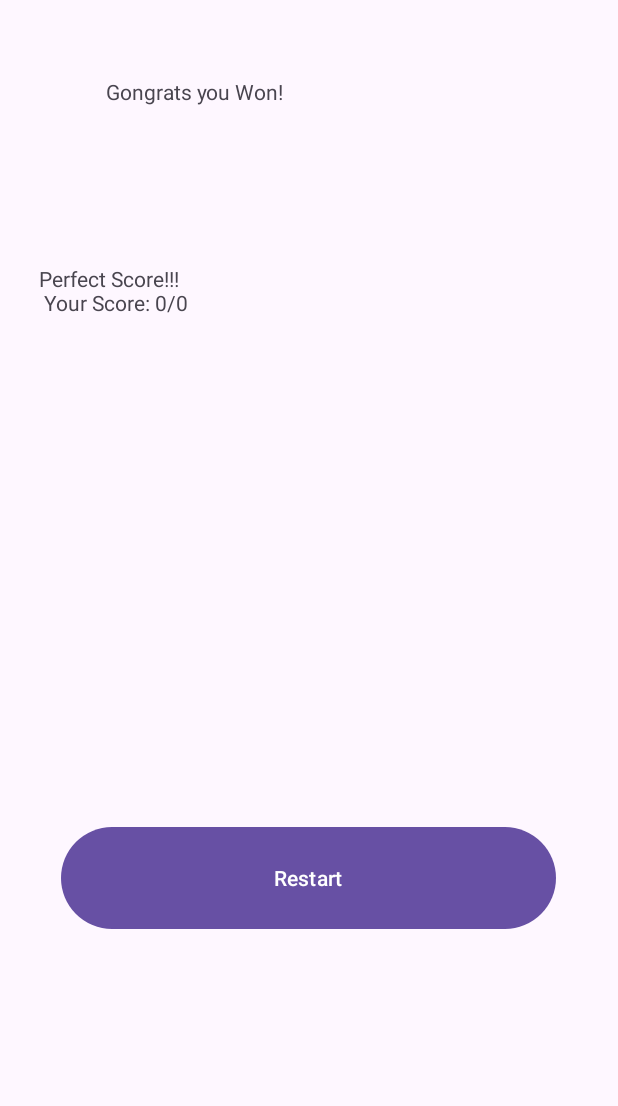
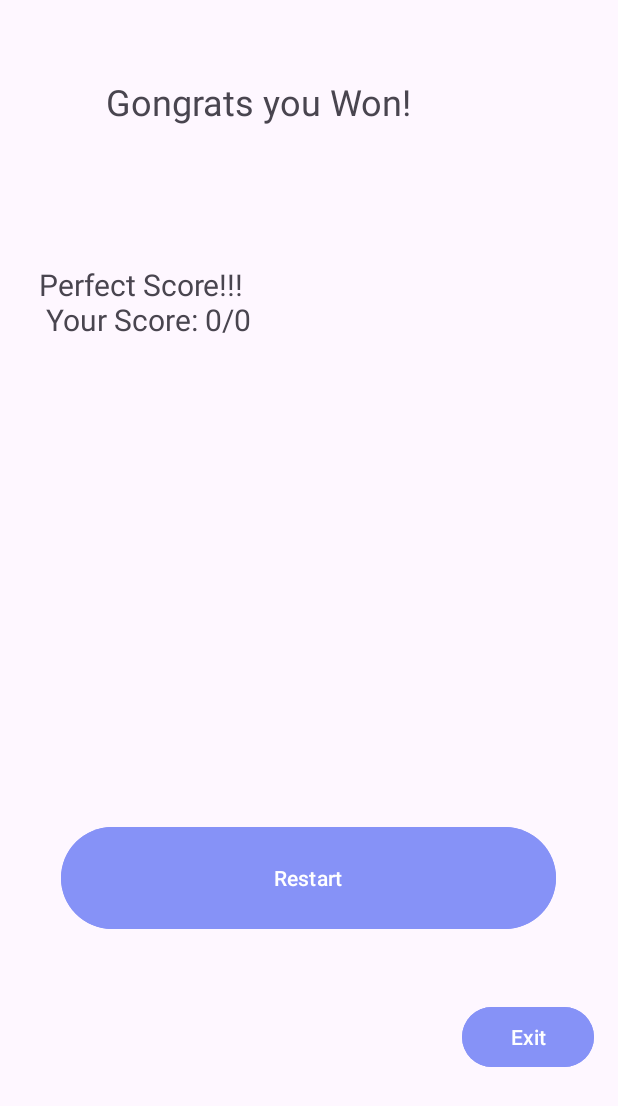
Before and after one commit to HusseinAb22/Trivia-Game, an Android app: the Result screen opened directly, with no data from a screen before it, on a phone screen of 412 x 824 dp. Shown: the top 1106 px of the screen. Run offline under Robolectric (Android 15) with nearby library versions, the phone set to English and light mode, and no system bars; 1 statement that could not run was skipped.

Commit message:
Third Commit

```diff
--- a/app/src/main/java/com/example/trivia_game/DatabaseHelper.java
+++ b/app/src/main/java/com/example/trivia_game/DatabaseHelper.java
@@ -85,7 +85,7 @@ public class DatabaseHelper extends SQLiteOpenHelper {
 
         String currentDate = dayOfMonth + "-" + month + "-" +year;
 
-        int hour = calendar.get(Calendar.HOUR_OF_DAY)+2; // 24-hour format
+        int hour = calendar.get(Calendar.HOUR_OF_DAY); // 24-hour format
         int minute = calendar.get(Calendar.MINUTE);
         int second = calendar.get(Calendar.SECOND);
         String currentTime = String.format("%02d:%02d:%02d", hour, minute, second);
--- a/app/src/main/java/com/example/trivia_game/Result.java
+++ b/app/src/main/java/com/example/trivia_game/Result.java
@@ -16,7 +16,7 @@ import java.util.List;
 
 public class Result extends AppCompatActivity {
     private TextView resultView, text1;
-    private Button reset;
+    private Button reset,exit;
     DatabaseHelper dbHelper;
     @Override
     protected void onCreate(Bundle savedInstanceState) {
@@ -27,6 +27,7 @@ public class Result extends AppCompatActivity {
         resultView = findViewById(R.id.ResultView);
         text1 = findViewById(R.id.textView2);
         reset=findViewById(R.id.restart);
+        exit=findViewById(R.id.exit);
         dbHelper = new DatabaseHelper(this);
         // Retrieve score and wrongAnswers from the Intent
         int score = getIntent().getIntExtra("score", 0);  // Default to 0 if no score is passed
@@ -44,6 +45,14 @@ public class Result extends AppCompatActivity {
             @Override
             public void onClick(View v) {
                 Intent intent = new Intent(Result.this,MainActivity.class );
+                startActivity(intent);
+                finish();
+            }
+        });
+        exit.setOnClickListener(new View.OnClickListener() {
+            @Override
+            public void onClick(View v) {
+                Intent intent = new Intent(Result.this,LoginActivity.class );
                 startActivity(intent);
                 finish();
             }
--- a/app/src/main/java/com/example/trivia_game/StartGame.java
+++ b/app/src/main/java/com/example/trivia_game/StartGame.java
@@ -37,7 +37,7 @@ public class StartGame extends AppCompatActivity {
         str=Date_Time+"\n\n";
 
         if (!allResults.isEmpty()) {
-            str += allResults.get(allResults.size() - 1)[0] + "\n\n\n";
+            str +="The last result was: "+ allResults.get(allResults.size() - 1)[0] + "\n\n\n";
             lastResult.setText(str);
         } else {
             lastResult.setText("No previous results found.");
--- a/app/src/main/res/layout/activity_result.xml
+++ b/app/src/main/res/layout/activity_result.xml
@@ -15,6 +15,7 @@
         android:layout_marginTop="176dp"
         android:layout_marginEnd="23dp"
         android:text="Results"
+        android:textSize="20sp"
         app:layout_constraintEnd_toEndOf="parent"
         app:layout_constraintStart_toStartOf="parent"
         app:layout_constraintTop_toTopOf="parent" />
@@ -27,6 +28,7 @@
         android:layout_marginTop="51dp"
         android:layout_marginEnd="70dp"
         android:text="Results"
+        android:textSize="24sp"
         app:layout_constraintEnd_toEndOf="parent"
         app:layout_constraintStart_toStartOf="parent"
         app:layout_constraintTop_toTopOf="parent" />
@@ -39,7 +41,19 @@
         android:layout_marginTop="547dp"
         android:layout_marginEnd="41dp"
         android:text="Restart"
+        android:backgroundTint="@color/purple"
         app:layout_constraintEnd_toEndOf="parent"
         app:layout_constraintStart_toStartOf="parent"
         app:layout_constraintTop_toTopOf="parent" />
+
+    <Button
+        android:id="@+id/exit"
+        android:layout_width="wrap_content"
+        android:layout_height="wrap_content"
+        android:layout_marginTop="44dp"
+        android:layout_marginEnd="16dp"
+        android:text="Exit"
+        android:backgroundTint="@color/purple"
+        app:layout_constraintEnd_toEndOf="parent"
+        app:layout_constraintTop_toBottomOf="@+id/restart" />
 </androidx.constraintlayout.widget.ConstraintLayout>
--- a/app/src/main/res/layout/activity_start_game.xml
+++ b/app/src/main/res/layout/activity_start_game.xml
@@ -15,6 +15,8 @@
         android:layout_marginEnd="160dp"
         android:layout_marginBottom="342dp"
         android:text="Start"
+        android:textSize="22sp"
+        android:backgroundTint="@color/purple"
         app:layout_constraintBottom_toBottomOf="parent"
         app:layout_constraintEnd_toEndOf="parent"
         app:layout_constraintStart_toStartOf="parent"
@@ -28,6 +30,7 @@
         android:layout_marginTop="88dp"
         android:layout_marginEnd="102dp"
         android:text="LastResult"
+        android:textSize="24sp"
         app:layout_constraintEnd_toEndOf="parent"
         app:layout_constraintStart_toStartOf="parent"
         app:layout_constraintTop_toTopOf="parent" />
```
Also changed, not shown: app/src/main/res/layout/activity_main.xml (+9 -1 lines).
